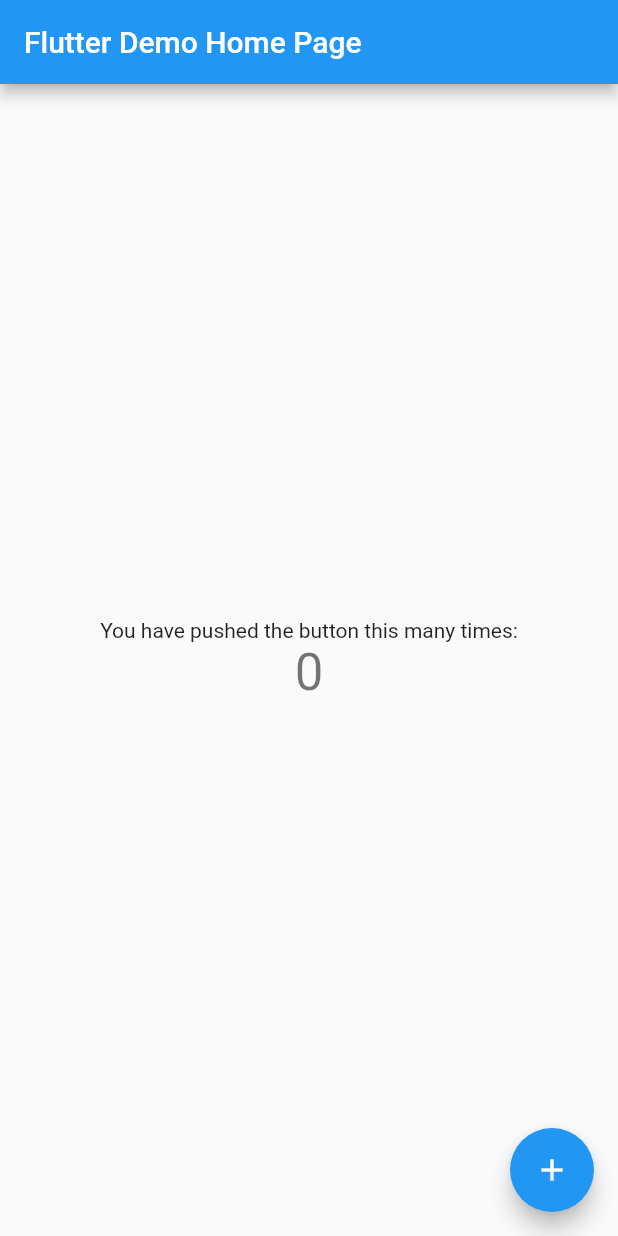
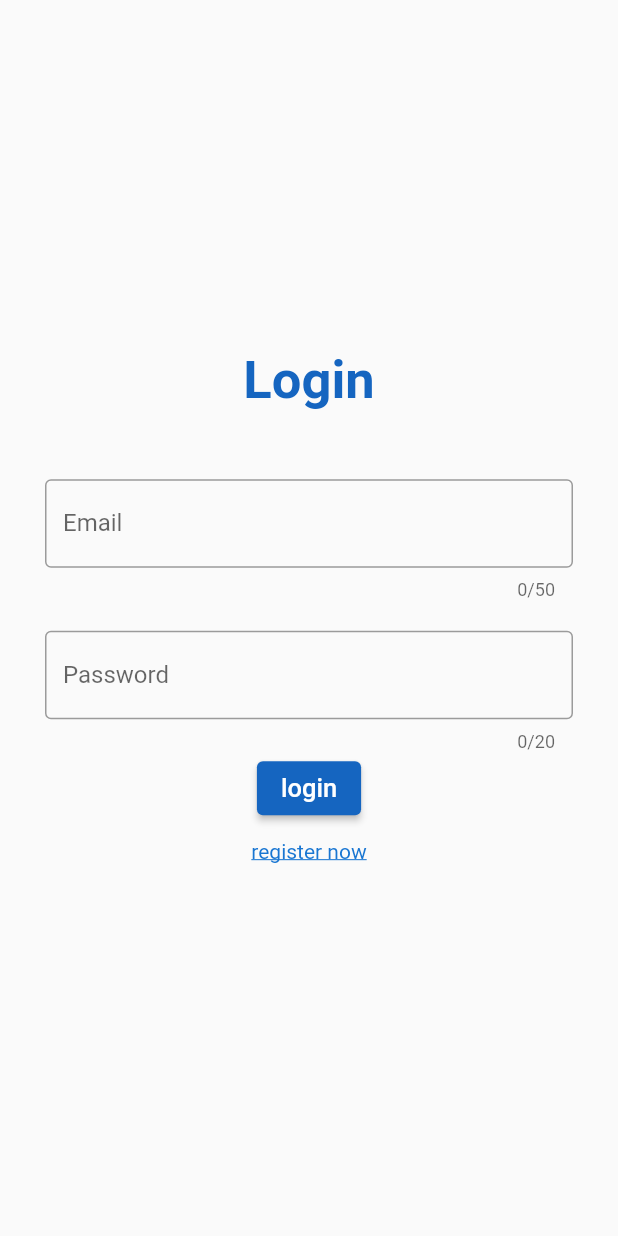
Before and after one commit to chunfang2001/flutter_tutorial, a Flutter app: the screen it shows after launch, on a phone screen of 412 x 824 dp. Run offline on Flutter 3.47's test engine with Material 2 defaults, Android fonts, the phone set to English and light mode, and no system bars.

Commit message:
login configuration

```diff
--- a/lib/main.dart
+++ b/lib/main.dart
@@ -1,115 +1,31 @@
 import 'package:flutter/material.dart';
+import 'package:loginsystem/screen/Home.dart';
+import 'package:loginsystem/screen/Login.dart';
+import 'package:loginsystem/screen/Register.dart';
 
 void main() {
   runApp(const MyApp());
 }
 
-class MyApp extends StatelessWidget {
+class MyApp extends StatefulWidget {
   const MyApp({Key? key}) : super(key: key);
 
-  // This widget is the root of your application.
+  @override
+  _MyAppState createState() => _MyAppState();
+}
+
+class _MyAppState extends State<MyApp> {
+  bool login = false;
+
   @override
   Widget build(BuildContext context) {
     return MaterialApp(
-      title: 'Flutter Demo',
-      theme: ThemeData(
-        // This is the theme of your application.
-        //
-        // Try running your application with "flutter run". You'll see the
-        // application has a blue toolbar. Then, without quitting the app, try
-        // changing the primarySwatch below to Colors.green and then invoke
-        // "hot reload" (press "r" in the console where you ran "flutter run",
-        // or simply save your changes to "hot reload" in a Flutter IDE).
-        // Notice that the counter didn't reset back to zero; the application
-        // is not restarted.
-        primarySwatch: Colors.blue,
-      ),
-      home: const MyHomePage(title: 'Flutter Demo Home Page'),
+      initialRoute: "/login",
+      routes: {
+        "/home":(context)=>Home(),
+        "/login": (context) => Login(),
+        "/register":(context)=> Register(),
+      },
     );
   }
 }
-
-class MyHomePage extends StatefulWidget {
-  const MyHomePage({Key? key, required this.title}) : super(key: key);
-
-  // This widget is the home page of your application. It is stateful, meaning
-  // that it has a State object (defined below) that contains fields that affect
-  // how it looks.
-
-  // This class is the configuration for the state. It holds the values (in this
-  // case the title) provided by the parent (in this case the App widget) and
-  // used by the build method of the State. Fields in a Widget subclass are
-  // always marked "final".
-
-  final String title;
-
-  @override
-  State<MyHomePage> createState() => _MyHomePageState();
-}
-
-class _MyHomePageState extends State<MyHomePage> {
-  int _counter = 0;
-
-  void _incrementCounter() {
-    setState(() {
-      // This call to setState tells the Flutter framework that something has
-      // changed in this State, which causes it to rerun the build method below
-      // so that the display can reflect the updated values. If we changed
-      // _counter without calling setState(), then the build method would not be
-      // called again, and so nothing would appear to happen.
-      _counter++;
-    });
-  }
-
-  @override
-  Widget build(BuildContext context) {
-    // This method is rerun every time setState is called, for instance as done
-    // by the _incrementCounter method above.
-    //
-    // The Flutter framework has been optimized to make rerunning build methods
-    // fast, so that you can just rebuild anything that needs updating rather
-    // than having to individually change instances of widgets.
-    return Scaffold(
-      appBar: AppBar(
-        // Here we take the value from the MyHomePage object that was created by
-        // the App.build method, and use it to set our appbar title.
-        title: Text(widget.title),
-      ),
-      body: Center(
-        // Center is a layout widget. It takes a single child and positions it
-        // in the middle of the parent.
-        child: Column(
-          // Column is also a layout widget. It takes a list of children and
-          // arranges them vertically. By default, it sizes itself to fit its
-          // children horizontally, and tries to be as tall as its parent.
-          //
-          // Invoke "debug painting" (press "p" in the console, choose the
-          // "Toggle Debug Paint" action from the Flutter Inspector in Android
-          // Studio, or the "Toggle Debug Paint" command in Visual Studio Code)
-          // to see the wireframe for each widget.
-          //
-          // Column has various properties to control how it sizes itself and
-          // how it positions its children. Here we use mainAxisAlignment to
-          // center the children vertically; the main axis here is the vertical
-          // axis because Columns are vertical (the cross axis would be
-          // horizontal).
-          mainAxisAlignment: MainAxisAlignment.center,
-          children: <Widget>[
-            const Text(
-              'You have pushed the button this many times:',
-            ),
-            Text(
-              '$_counter',
-              style: Theme.of(context).textTheme.headline4,
-            ),
-          ],
-        ),
-      ),
-      floatingActionButton: FloatingActionButton(
-        onPressed: _incrementCounter,
-        tooltip: 'Increment',
-        child: const Icon(Icons.add),
-      ), // This trailing comma makes auto-formatting nicer for build methods.
-    );
-  }
-}
--- /dev/null
+++ b/lib/model/user.dart
@@ -0,0 +1,5 @@
+class User{
+  final String name;
+
+  User(this.name);
+}
--- /dev/null
+++ b/lib/screen/Login.dart
@@ -0,0 +1,82 @@
+import 'package:flutter/material.dart';
+import 'package:loginsystem/model/user.dart';
+import 'package:loginsystem/widget/LoginRoute.dart';
+import 'package:loginsystem/widget/MainTitle.dart';
+import 'package:loginsystem/widget/Button1.dart';
+
+class Login extends StatefulWidget {
+  const Login({Key? key}) : super(key: key);
+
+  @override
+  _LoginState createState() => _LoginState();
+}
+
+class _LoginState extends State<Login> {
+  final formKey = GlobalKey<FormState>();
+  TextEditingController email = new TextEditingController();
+
+  void submitForm (){
+    if(formKey.currentState!.validate()){
+      Navigator.pushReplacementNamed(context, "/home",arguments: new User(email.text));
+    }
+  }
+  @override
+  Widget build(BuildContext context) {
+    return Scaffold(
+      body: Column(
+        mainAxisAlignment: MainAxisAlignment.center,
+        children: [
+          MainTitle(title: "Login"),
+          SizedBox(height: 30),
+          Form(
+            key:formKey,
+            child: Padding(
+              padding: EdgeInsets.symmetric(horizontal: 30,vertical: 15),
+              child: Column(
+                children: [
+                  TextFormField(
+                    controller: email,
+                    validator: (value){
+                      if(value==null||value.isEmpty){
+                        return "Please enter something";
+                      }else{
+                        return null;
+                      }
+                    },
+                    decoration: InputDecoration(
+                      border: OutlineInputBorder(),
+                      hintText: "Email",
+                      label: Text("Email"),
+                    ),
+                    maxLength: 50,
+                  ),
+                  SizedBox(height: 20),
+                  TextFormField(
+                    validator: (value){
+                      if(value==null||value.isEmpty){
+                        return "Please enter something";
+                      }else{
+                        return null;
+                      }
+                    },
+                    decoration: InputDecoration(
+                      border: OutlineInputBorder(),
+                      hintText: "Password",
+                      label: Text("Password"),
+                    ),
+                    maxLength: 20,
+                  ),
+                  Button1(label:"login", submitForm: submitForm),
+                  SizedBox(height: 10),
+                  LoginRoute(label: "register now",route:(){
+                    Navigator.pushNamed(context, "/register");
+                  })
+                ],
+              ),
+            )
+          )
+        ],
+      ),
+    );
+  }
+}
--- /dev/null
+++ b/lib/widget/Button1.dart
@@ -0,0 +1,28 @@
+import 'package:flutter/material.dart';
+
+class Button1 extends StatefulWidget {
+  const Button1({required this.label, required this.submitForm, Key? key}) : super(key: key);
+
+  final String label ;
+  final Function submitForm;
+  @override
+  _Button1State createState() => _Button1State();
+}
+
+class _Button1State extends State<Button1> {
+  @override
+  Widget build(BuildContext context) {
+    return ElevatedButton(
+      style: ButtonStyle(
+        backgroundColor: MaterialStateProperty.all(Colors.blue[800])
+      ),
+      onPressed: (){
+        widget.submitForm();
+      },
+      child: Text("${widget.label}",
+      style: TextStyle(
+        fontSize: 17
+      ),)
+    );
+  }
+}
--- /dev/null
+++ b/lib/widget/LoginRoute.dart
@@ -0,0 +1,25 @@
+import 'package:flutter/material.dart';
+
+class LoginRoute extends StatelessWidget {
+  const LoginRoute({required this.label, required this.route,Key? key}) : super(key: key);
+
+  final Function route;
+  final String label;
+
+  @override
+  Widget build(BuildContext context) {
+    return InkWell(
+      highlightColor: Colors.transparent,
+      splashColor: Colors.transparent,
+      onTap: (){
+        route();
+      },
+      child: Text("$label",
+          style: TextStyle(
+            color: Colors.blue[700],
+            decoration:  TextDecoration.underline
+          )
+      ),
+    );
+  }
+}
--- /dev/null
+++ b/lib/widget/MainTitle.dart
@@ -0,0 +1,21 @@
+import 'package:flutter/material.dart';
+
+class MainTitle extends StatelessWidget {
+  const MainTitle({required this.title, Key? key}) : super(key: key);
+
+  final String title;
+
+  @override
+  Widget build(BuildContext context) {
+    return Center(
+        child: Text(
+          title,
+          style: TextStyle(
+            fontSize: 35,
+            fontWeight: FontWeight.bold,
+            color: Colors.blue[800],
+          ),
+        )
+    );
+  }
+}
```
Also changed, not shown: lib/screen/Home.dart (added, +77 -0 lines), lib/screen/Register.dart (added, +79 -0 lines).
